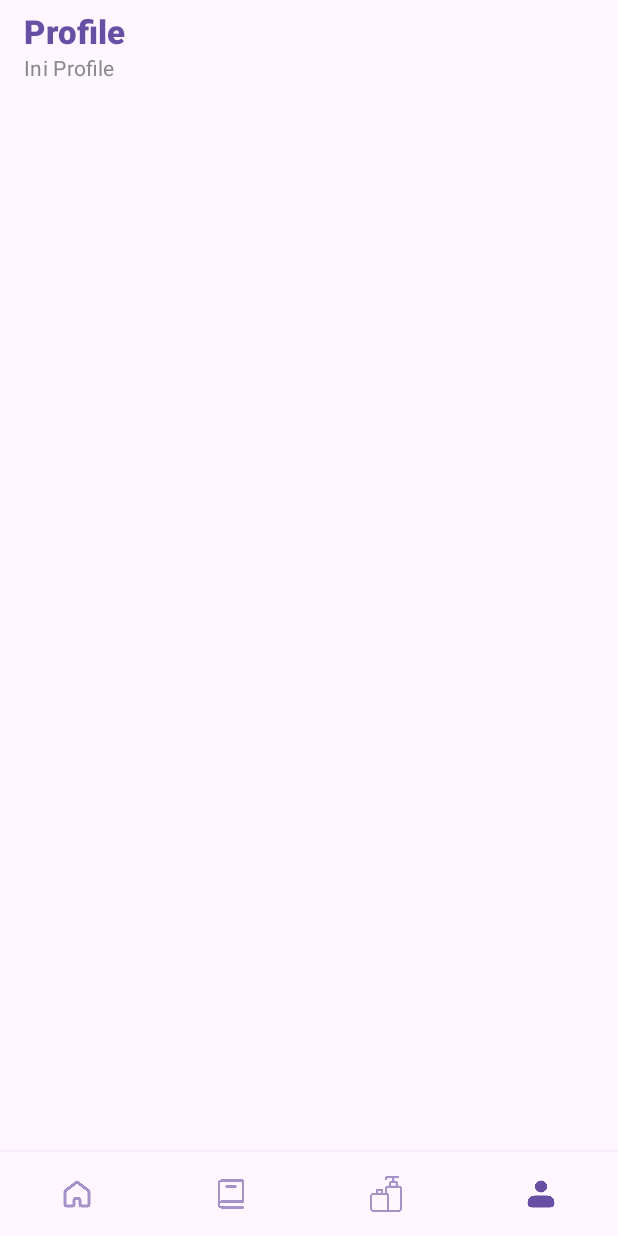
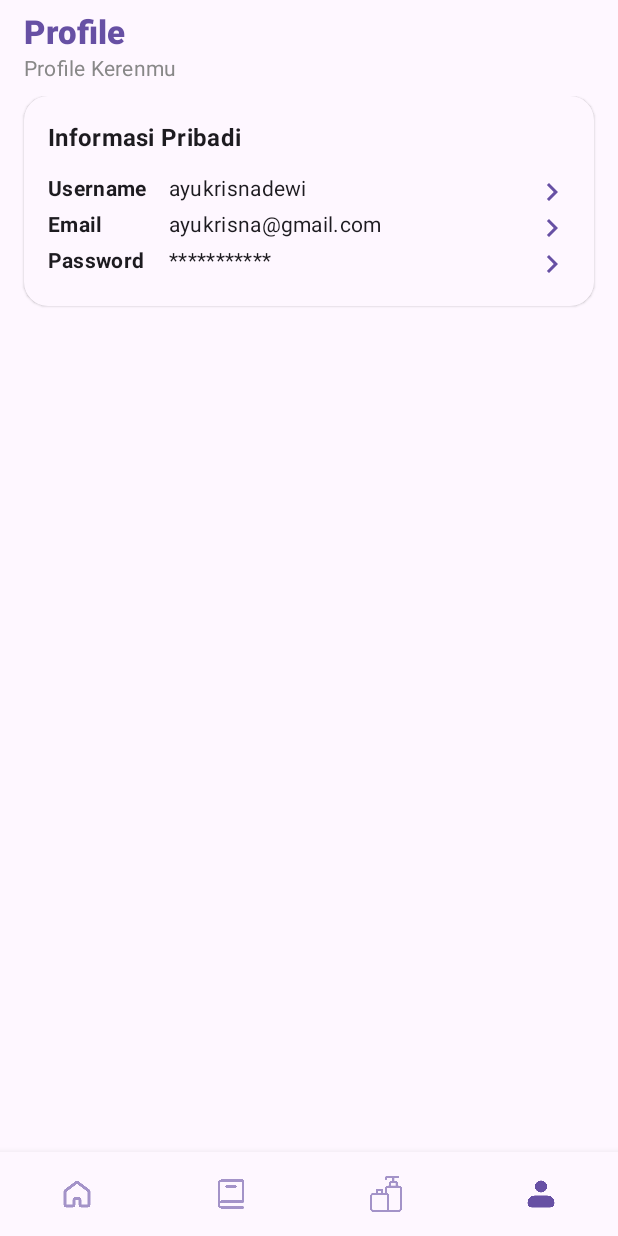
Before and after one commit to skinsift/skinsift, an Android app built with Jetpack Compose: the ProfileScreen screen opened through its navigation route, on a phone screen of 412 x 824 dp. Run offline under Robolectric (Android 15) with nearby library versions, the phone set to English and light mode, and no system bars; our stand-ins replace CircleImageView.

Commit message:
added profile layout screen

```diff
--- a/app/src/main/java/com/ayukrisna/skinsift/view/ui/screen/dictionary/DictDetailScreen.kt
+++ b/app/src/main/java/com/ayukrisna/skinsift/view/ui/screen/dictionary/DictDetailScreen.kt
@@ -80,7 +80,6 @@ fun IngredientsOverview(ratingColor: Color, rating: String, use: String, categor
     Card(
         modifier = Modifier
             .fillMaxWidth(),
-//            .padding(8.dp),
         colors = CardDefaults.cardColors(
             containerColor = MaterialTheme.colorScheme.surfaceBright
         ),
--- a/app/src/main/java/com/ayukrisna/skinsift/view/ui/screen/profile/ProfileScreen.kt
+++ b/app/src/main/java/com/ayukrisna/skinsift/view/ui/screen/profile/ProfileScreen.kt
@@ -1,22 +1,40 @@
 package com.ayukrisna.skinsift.view.ui.screen.profile
 
+import androidx.compose.foundation.clickable
+import androidx.compose.foundation.layout.Arrangement
 import androidx.compose.foundation.layout.Column
+import androidx.compose.foundation.layout.Row
+import androidx.compose.foundation.layout.Spacer
 import androidx.compose.foundation.layout.fillMaxHeight
+import androidx.compose.foundation.layout.fillMaxWidth
+import androidx.compose.foundation.layout.height
 import androidx.compose.foundation.layout.padding
+import androidx.compose.foundation.shape.RoundedCornerShape
+import androidx.compose.material.icons.Icons
+import androidx.compose.material.icons.filled.KeyboardArrowRight
+import androidx.compose.material3.Card
+import androidx.compose.material3.CardDefaults
 import androidx.compose.material3.ExperimentalMaterial3Api
+import androidx.compose.material3.Icon
+import androidx.compose.material3.MaterialTheme
 import androidx.compose.material3.Scaffold
+import androidx.compose.material3.Text
 import androidx.compose.runtime.Composable
 import androidx.compose.ui.Modifier
+import androidx.compose.ui.res.stringResource
+import androidx.compose.ui.text.font.FontWeight
 import androidx.compose.ui.tooling.preview.Preview
 import androidx.compose.ui.unit.dp
+import com.ayukrisna.skinsift.R
 import com.ayukrisna.skinsift.view.ui.component.AppBar
+import com.ayukrisna.skinsift.view.ui.screen.home.Profile
 import com.ayukrisna.skinsift.view.ui.screen.product.SkincareAppBar
 
 @Composable
 fun ProfileScreen(modifier: Modifier = Modifier){
     Scaffold(
         topBar = {
-            ProfileAppBar("Profile", "Ini Profile")
+            ProfileAppBar("Profile", "Profile Kerenmu")
         },
         content = { paddingValues->
             // Padding values should be applied if needed
@@ -25,20 +43,74 @@ fun ProfileScreen(modifier: Modifier = Modifier){
                 .padding(paddingValues)
                 .padding(horizontal = 16.dp)
             ) {
-
+                ProfileBar()
             }
         }
     )
 }
+
+@Composable
+fun ProfileBar() {
+    Card(
+        modifier = Modifier
+            .fillMaxWidth(),
+        colors = CardDefaults.cardColors(
+            containerColor = MaterialTheme.colorScheme.surfaceBright
+        ),
+        shape = RoundedCornerShape(16.dp),
+        elevation = CardDefaults.elevatedCardElevation(1.dp)
+    ) {
+        Column(
+            modifier = Modifier
+                .fillMaxWidth()
+                .padding(16.dp)
+        ) {
+            Text(
+                text = "Informasi Pribadi",
+                style = MaterialTheme.typography.titleMedium,
+                fontWeight = FontWeight.Bold,
+                color = MaterialTheme.colorScheme.onSurface
+            )
+            Spacer(modifier = Modifier.height(12.dp))
+            ProfileItem("Username", "ayukrisnadewi")
+            ProfileItem("Email", "ayukrisna@gmail.com")
+            ProfileItem("Password", "***********")
+        }
+    }
+}
+
+@Composable
+fun ProfileItem(title: String, value: String) {
+    Row(
+        modifier = Modifier
+            .fillMaxWidth()
+            .clickable {  },
+        horizontalArrangement = Arrangement.SpaceBetween
+    ) {
+        Text(
+            text = title,
+            style = MaterialTheme.typography.bodyMedium,
+            fontWeight = FontWeight.Bold,
+            color = MaterialTheme.colorScheme.onSurface,
+            modifier = Modifier.weight(1f)
+        )
+        Text(
+            text = value,
+            style = MaterialTheme.typography.bodyMedium,
+            color = MaterialTheme.colorScheme.onSurface,
+            modifier = Modifier.weight(3f)
+        )
+        Icon(
+            imageVector = Icons.Default.KeyboardArrowRight,
+            contentDescription = null,
+            tint = MaterialTheme.colorScheme.primary
+        )
+    }
+}
+
 
 @OptIn(ExperimentalMaterial3Api::class)
 @Composable
 fun ProfileAppBar(title: String, subtitle: String) {
     AppBar(title, subtitle)
 }
-
-@Preview(showBackground = true)
-@Composable
-fun PreviewProfileScreen() {
-    ProfileScreen()
-}
```
